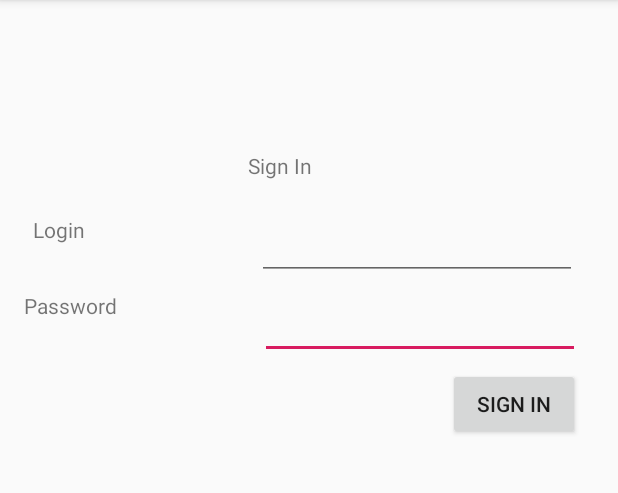
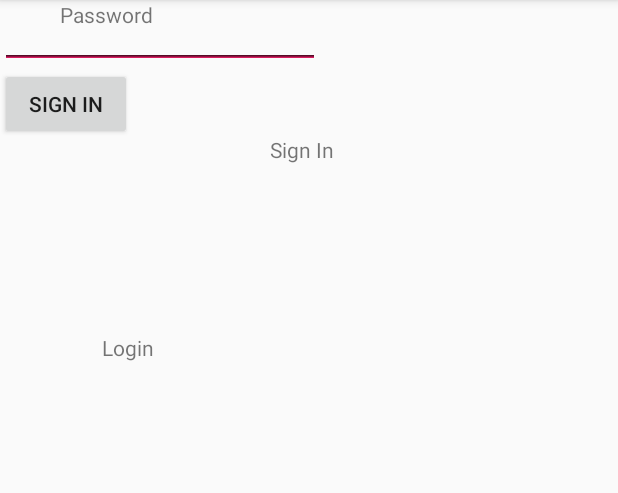
Before and after one commit to tank0412/android_development, an Android app: the FifthActivity screen opened directly, with no data from a screen before it, on a phone screen of 412 x 824 dp, the part 84-577 px from its top. Run offline under Robolectric (Android 15) with nearby library versions, the phone set to English and light mode, and no system bars.

Commit message:
Almost finish fifth xml

```diff
--- a/app/src/main/res/layout/activity_fifth.xml
+++ b/app/src/main/res/layout/activity_fifth.xml
@@ -10,60 +10,54 @@
         android:id="@+id/textView3"
         android:layout_width="wrap_content"
         android:layout_height="wrap_content"
-        android:layout_marginStart="165dp"
-        android:layout_marginBottom="21dp"
+        android:layout_marginLeft="180dp"
+        android:layout_marginTop="90dp"
         android:text="Sign In"
-        app:layout_constraintBottom_toTopOf="@+id/editText5"
-        app:layout_constraintStart_toStartOf="parent" />
+        app:layout_constraintStart_toStartOf="parent"
+        app:layout_constraintTop_toTopOf="parent" />
 
     <TextView
         android:id="@+id/textView4"
         android:layout_width="wrap_content"
         android:layout_height="wrap_content"
-        android:layout_marginStart="22dp"
-        android:layout_marginBottom="31dp"
+        android:layout_marginStart="28dp"
+        android:layout_marginTop="132dp"
         android:text="Login"
-        app:layout_constraintBottom_toTopOf="@+id/textView5"
-        app:layout_constraintStart_toStartOf="parent" />
+        app:layout_constraintStart_toStartOf="@id/textView5"
+        app:layout_constraintTop_toTopOf="@id/textView3" />
 
     <TextView
         android:id="@+id/textView5"
         android:layout_width="wrap_content"
         android:layout_height="wrap_content"
-        android:layout_marginStart="16dp"
-        android:layout_marginTop="194dp"
+        android:layout_marginStart="40dp"
         android:text="Password"
         app:layout_constraintStart_toStartOf="parent"
-        app:layout_constraintTop_toTopOf="parent" />
+        tools:layout_editor_absoluteY="188dp" />
 
     <Button
         android:id="@+id/button15"
         android:layout_width="wrap_content"
         android:layout_height="wrap_content"
-        android:layout_marginTop="6dp"
         android:text="Sign in"
-        app:layout_constraintEnd_toEndOf="@+id/editText3"
-        app:layout_constraintTop_toBottomOf="@+id/editText3" />
+        app:layout_constraintTop_toBottomOf="@id/editText3"
+        tools:layout_editor_absoluteX="323dp" />
 
     <EditText
         android:id="@+id/editText3"
         android:layout_width="wrap_content"
         android:layout_height="wrap_content"
-        android:layout_marginTop="194dp"
-        android:layout_marginEnd="25dp"
         android:ems="10"
         android:inputType="textPassword"
-        app:layout_constraintEnd_toEndOf="parent"
-        app:layout_constraintTop_toTopOf="parent" />
+        tools:layout_editor_absoluteX="198dp"
+        tools:layout_editor_absoluteY="221dp" />
 
     <EditText
         android:id="@+id/editText5"
         android:layout_width="wrap_content"
         android:layout_height="wrap_content"
-        android:layout_marginEnd="2dp"
-        android:layout_marginBottom="7dp"
         android:ems="10"
         android:inputType="textPersonName"
-        app:layout_constraintBottom_toTopOf="@+id/editText3"
-        app:layout_constraintEnd_toEndOf="@+id/editText3" />
+        tools:layout_editor_absoluteX="198dp"
+        tools:layout_editor_absoluteY="162dp" />
 </androidx.constraintlayout.widget.ConstraintLayout>
```
